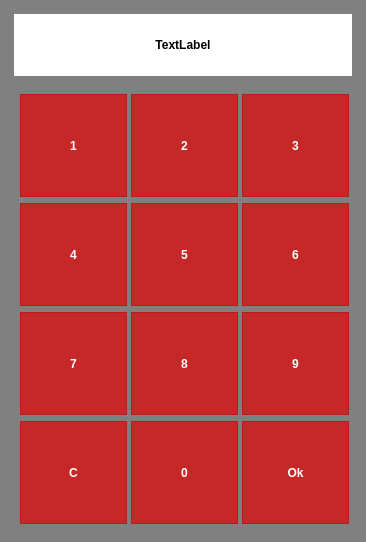
Before: the Qt Designer form penyamanager/commons/numitemdialog.ui in eguzki/penyamanager, drawn with Qt 5.
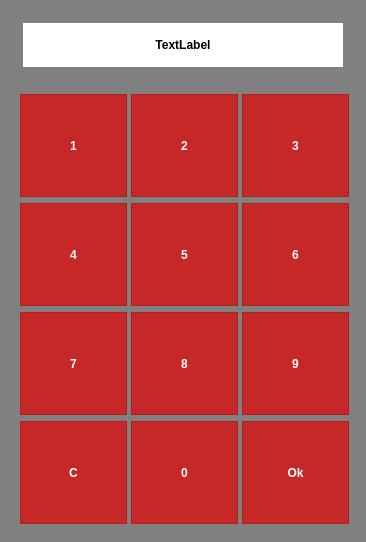
After: the same form once the commit is applied. Icons and pictures are not drawn.

Patch:
```diff
--- a/penyamanager/commons/numitemdialog.ui
+++ b/penyamanager/commons/numitemdialog.ui
@@ -37,19 +37,17 @@
 background: gray;
 }
 
-#numDisplayWidget {
+#numDisplayWidget  *{
 border: 3px solid gray;
 border-radius: 0px;
 background: white;
-
-}
-
-#numDisplayLabel {
-font: 75 50pt &quot;Calibri&quot;;
+font: 75 40pt &quot;Calibri&quot;;
+color: black;
 font-weight: bold;
-
 }
 
+
+
 QToolButton {
 color: white;
 background-color: rgb(198, 40, 40);
```
